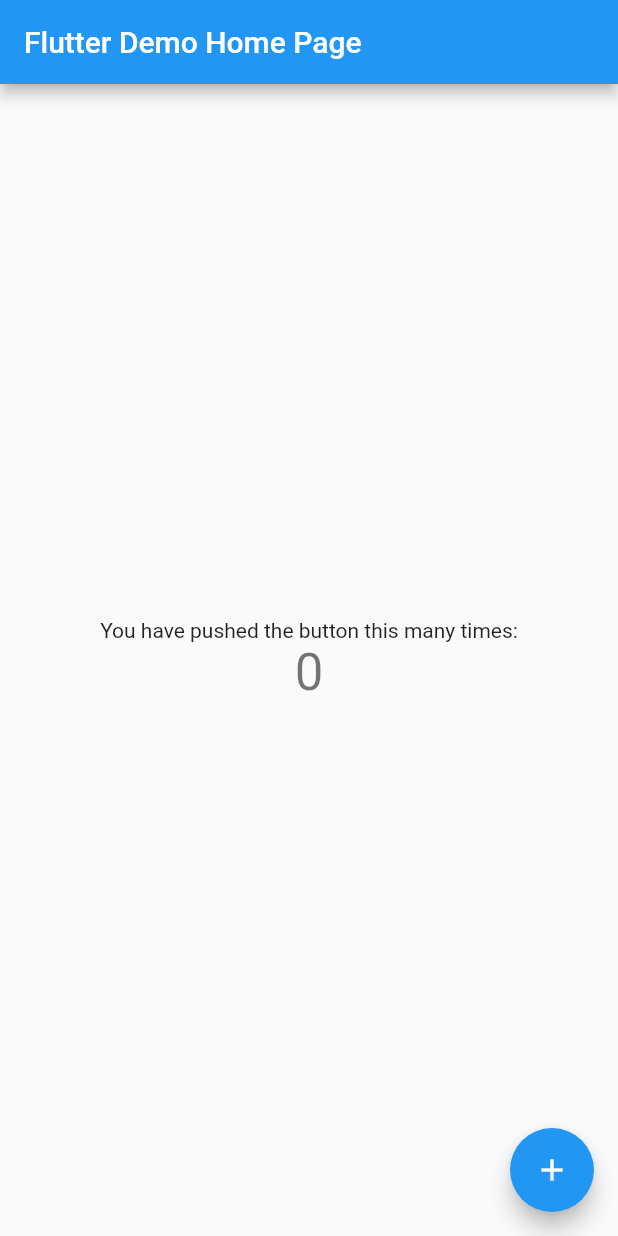
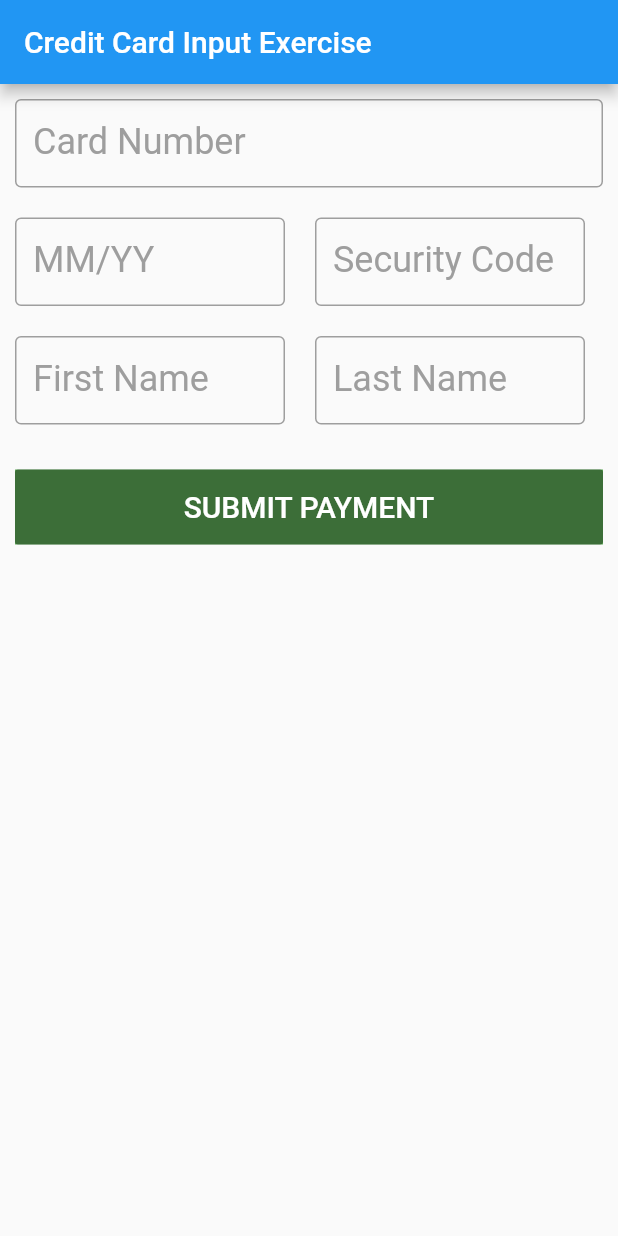
Before and after one commit to vaishnavii27/MORR_Credit_Card, a Flutter app: the screen it shows after launch, on a phone screen of 412 x 824 dp. Run offline on Flutter 3.47's test engine with Material 2 defaults, Android fonts, the phone set to English and light mode, and no system bars.

Commit message:
code completed

```diff
--- a/myapp/lib/main.dart
+++ b/myapp/lib/main.dart
@@ -1,3 +1,4 @@
+import 'package:flutter/cupertino.dart';
 import 'package:flutter/material.dart';
 
 void main() {
@@ -5,113 +6,218 @@ void main() {
 }
 
 class MyApp extends StatelessWidget {
-  // This widget is the root of your application.
   @override
   Widget build(BuildContext context) {
     return MaterialApp(
-      title: 'Flutter Demo',
-      theme: ThemeData(
-        // This is the theme of your application.
-        //
-        // Try running your application with "flutter run". You'll see the
-        // application has a blue toolbar. Then, without quitting the app, try
-        // changing the primarySwatch below to Colors.green and then invoke
-        // "hot reload" (press "r" in the console where you ran "flutter run",
-        // or simply save your changes to "hot reload" in a Flutter IDE).
-        // Notice that the counter didn't reset back to zero; the application
-        // is not restarted.
-        primarySwatch: Colors.blue,
-        // This makes the visual density adapt to the platform that you run
-        // the app on. For desktop platforms, the controls will be smaller and
-        // closer together (more dense) than on mobile platforms.
-        visualDensity: VisualDensity.adaptivePlatformDensity,
-      ),
-      home: MyHomePage(title: 'Flutter Demo Home Page'),
+      home: MyHomePage(),
     );
   }
 }
 
 class MyHomePage extends StatefulWidget {
-  MyHomePage({Key key, this.title}) : super(key: key);
-
-  // This widget is the home page of your application. It is stateful, meaning
-  // that it has a State object (defined below) that contains fields that affect
-  // how it looks.
-
-  // This class is the configuration for the state. It holds the values (in this
-  // case the title) provided by the parent (in this case the App widget) and
-  // used by the build method of the State. Fields in a Widget subclass are
-  // always marked "final".
-
-  final String title;
-
   @override
   _MyHomePageState createState() => _MyHomePageState();
 }
 
 class _MyHomePageState extends State<MyHomePage> {
-  int _counter = 0;
-
-  void _incrementCounter() {
-    setState(() {
-      // This call to setState tells the Flutter framework that something has
-      // changed in this State, which causes it to rerun the build method below
-      // so that the display can reflect the updated values. If we changed
-      // _counter without calling setState(), then the build method would not be
-      // called again, and so nothing would appear to happen.
-      _counter++;
-    });
-  }
-
   @override
   Widget build(BuildContext context) {
-    // This method is rerun every time setState is called, for instance as done
-    // by the _incrementCounter method above.
-    //
-    // The Flutter framework has been optimized to make rerunning build methods
-    // fast, so that you can just rebuild anything that needs updating rather
-    // than having to individually change instances of widgets.
     return Scaffold(
       appBar: AppBar(
-        // Here we take the value from the MyHomePage object that was created by
-        // the App.build method, and use it to set our appbar title.
-        title: Text(widget.title),
+        title: Text('Credit Card Input Exercise'),
+        // backgroundColor:Colors,
       ),
-      body: Center(
-        // Center is a layout widget. It takes a single child and positions it
-        // in the middle of the parent.
-        child: Column(
-          // Column is also a layout widget. It takes a list of children and
-          // arranges them vertically. By default, it sizes itself to fit its
-          // children horizontally, and tries to be as tall as its parent.
-          //
-          // Invoke "debug painting" (press "p" in the console, choose the
-          // "Toggle Debug Paint" action from the Flutter Inspector in Android
-          // Studio, or the "Toggle Debug Paint" command in Visual Studio Code)
-          // to see the wireframe for each widget.
-          //
-          // Column has various properties to control how it sizes itself and
-          // how it positions its children. Here we use mainAxisAlignment to
-          // center the children vertically; the main axis here is the vertical
-          // axis because Columns are vertical (the cross axis would be
-          // horizontal).
-          mainAxisAlignment: MainAxisAlignment.center,
-          children: <Widget>[
-            Text(
-              'You have pushed the button this many times:',
-            ),
-            Text(
-              '$_counter',
-              style: Theme.of(context).textTheme.headline4,
-            ),
-          ],
+      body: Padding(
+        padding: const EdgeInsets.all(10.0),
+        child: Container(
+          child: Column(
+            children: [
+              TextField(
+                decoration: InputDecoration(
+                  // hintText: "enter the id",
+                  labelText: "Card Number",
+                  labelStyle: TextStyle(
+                    fontSize: 24,
+                    color: Colors.grey,
+                  ),
+                  enabledBorder: OutlineInputBorder(
+                    borderSide: BorderSide(
+                      color: Colors.grey,
+                    ),
+                    // borderRadius: BorderRadius.circular(30),
+                  ),
+                  focusedBorder: OutlineInputBorder(
+                    borderSide: BorderSide(
+                      color: Colors.green,
+                    ),
+                    // borderRadius: BorderRadius.circular(30),
+                  ),
+                ),
+                keyboardType: TextInputType.number,
+                obscureText: false,
+              ),
+              SizedBox(
+                height: 20,
+              ),
+              Row(
+                children: [
+                  Align(
+                    alignment: Alignment.topLeft,
+                    child: Container(
+                      width: 180,
+                      child: TextField(
+                        decoration: InputDecoration(
+                          // hintText: "enter the id",
+                          labelText: "MM/YY",
+                          labelStyle: TextStyle(
+                            fontSize: 24,
+                            color: Colors.grey,
+                          ),
+                          enabledBorder: OutlineInputBorder(
+                            borderSide: BorderSide(
+                              color: Colors.grey,
+                            ),
+                            // borderRadius: BorderRadius.circular(30),
+                          ),
+                          focusedBorder: OutlineInputBorder(
+                            borderSide: BorderSide(
+                              color: Colors.green,
+                            ),
+                            // borderRadius: BorderRadius.circular(30),
+                          ),
+                        ),
+                        keyboardType: TextInputType.number,
+                        obscureText: false,
+                      ),
+                    ),
+                  ),
+                  SizedBox(
+                    width: 20,
+                  ),
+                  Align(
+                    alignment: Alignment.topLeft,
+                    child: Container(
+                      width: 180,
+                      child: TextField(
+                        decoration: InputDecoration(
+                          // hintText: "enter the id",
+                          labelText: "Security Code",
+                          labelStyle: TextStyle(
+                            fontSize: 24,
+                            color: Colors.grey,
+                          ),
+                          enabledBorder: OutlineInputBorder(
+                            borderSide: BorderSide(
+                              color: Colors.grey,
+                            ),
+                            // borderRadius: BorderRadius.circular(30),
+                          ),
+                          focusedBorder: OutlineInputBorder(
+                            borderSide: BorderSide(
+                              color: Colors.green,
+                            ),
+                            // borderRadius: BorderRadius.circular(30),
+                          ),
+                        ),
+                        keyboardType: TextInputType.number,
+                        obscureText: false,
+                      ),
+                    ),
+                  ),
+                ],
+              ),
+              SizedBox(
+                height: 20,
+              ),
+              Row(
+                children: [
+                  Align(
+                    alignment: Alignment.topLeft,
+                    child: Container(
+                      width: 180,
+                      child: TextField(
+                        decoration: InputDecoration(
+                          // hintText: "enter the id",
+                          labelText: "First Name",
+                          labelStyle: TextStyle(
+                            fontSize: 24,
+                            color: Colors.grey,
+                          ),
+                          enabledBorder: OutlineInputBorder(
+                            borderSide: BorderSide(
+                              color: Colors.grey,
+                            ),
+                            // borderRadius: BorderRadius.circular(30),
+                          ),
+                          focusedBorder: OutlineInputBorder(
+                            borderSide: BorderSide(
+                              color: Colors.green,
+                            ),
+                            // borderRadius: BorderRadius.circular(30),
+                          ),
+                        ),
+                        keyboardType: TextInputType.number,
+                        obscureText: false,
+                      ),
+                    ),
+                  ),
+                  SizedBox(
+                    width: 20,
+                  ),
+                  Align(
+                    alignment: Alignment.topLeft,
+                    child: Container(
+                      width: 180,
+                      child: TextField(
+                        decoration: InputDecoration(
+                          // hintText: "enter the id",
+                          labelText: "Last Name",
+                          labelStyle: TextStyle(
+                            fontSize: 24,
+                            color: Colors.grey,
+                          ),
+                          enabledBorder: OutlineInputBorder(
+                            borderSide: BorderSide(
+                              color: Colors.grey,
+                            ),
+                            // borderRadius: BorderRadius.circular(30),
+                          ),
+                          focusedBorder: OutlineInputBorder(
+                            borderSide: BorderSide(
+                              color: Colors.green,
+                            ),
+                            // borderRadius: BorderRadius.circular(30),
+                          ),
+                        ),
+                        keyboardType: TextInputType.number,
+                        obscureText: false,
+                      ),
+                    ),
+                  ),
+                ],
+              ),
+              SizedBox(
+                height: 30,
+              ),
+              Container(
+                width: double.infinity,
+                height: 50,
+                color: Color(0xff61b15a),
+                child: RaisedButton(
+                    color: Color(0xff61b15a),
+                    child: Text(
+                      'SUBMIT PAYMENT',
+                      style: TextStyle(
+                        color: Colors.white,
+                        fontSize: 20,
+                      ),
+                    ),
+                    onPressed: (null)),
+              ),
+            ],
+          ),
         ),
       ),
-      floatingActionButton: FloatingActionButton(
-        onPressed: _incrementCounter,
-        tooltip: 'Increment',
-        child: Icon(Icons.add),
-      ), // This trailing comma makes auto-formatting nicer for build methods.
     );
   }
 }
--- a/myapp/pubspec.yaml
+++ b/myapp/pubspec.yaml
@@ -23,6 +23,8 @@ environment:
 dependencies:
   flutter:
     sdk: flutter
+  flutter_credit_card: 0.1.4
+
 
 
   # The following adds the Cupertino Icons font to your application.
```
Also changed, not shown: myapp/pubspec.lock.
